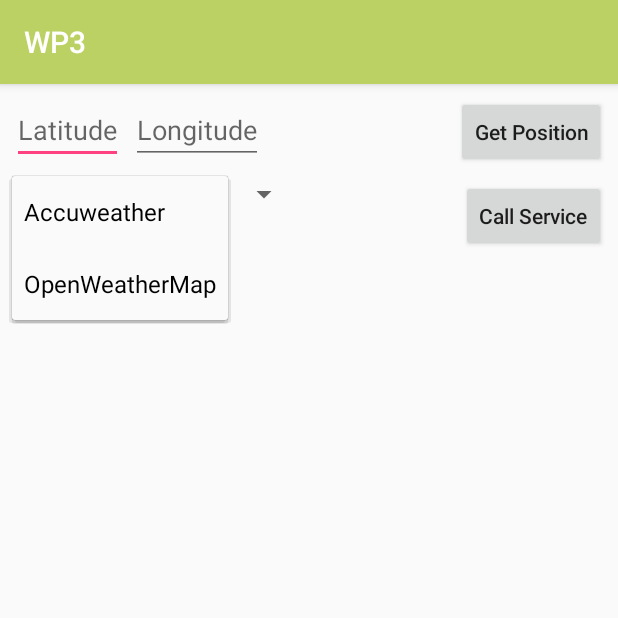
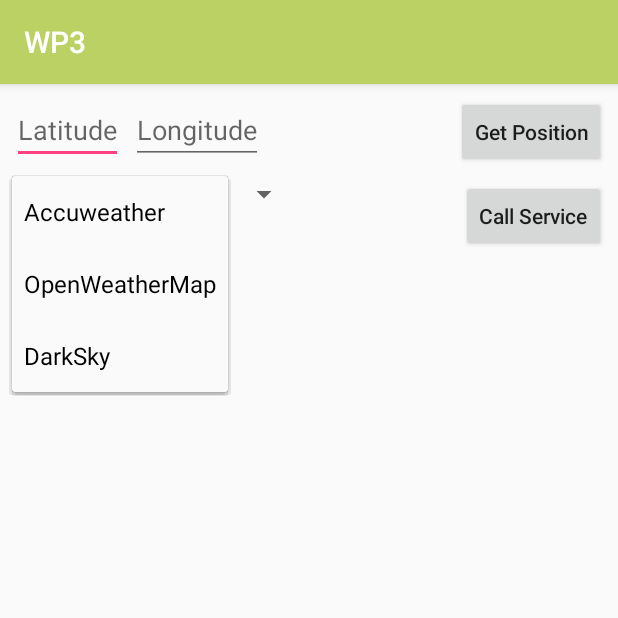
Before and after one commit to joansansam/WP3, an Android app: the screen it shows after launch (MainActivity), after a tap on "Accuweather", on a phone screen of 412 x 824 dp, the top half of it. Run offline under Robolectric (Android 15) with nearby library versions, the phone set to English and light mode, and no system bars.

```diff
--- a/app/src/main/java/com/example/joan/wp3/MainActivity.java
+++ b/app/src/main/java/com/example/joan/wp3/MainActivity.java
@@ -13,6 +13,7 @@ import android.widget.TextView;
 import org.json.JSONObject;
 
 import static com.example.joan.wp3.ApiHelper.ACCUWEATHER;
+import static com.example.joan.wp3.ApiHelper.DARKSKY;
 import static com.example.joan.wp3.ApiHelper.OPENWEATHERMAP;
 
 /**
@@ -65,7 +66,7 @@ public class MainActivity extends AppCompatActivity {
         });
 
         Spinner servicesSpinner = findViewById(R.id.services_spinner);
-        final String[] services= new String[]{ACCUWEATHER, OPENWEATHERMAP};
+        final String[] services= new String[]{ACCUWEATHER, OPENWEATHERMAP, DARKSKY};
         ArrayAdapter<String> adaptador = new ArrayAdapter<String>(this, android.R.layout.simple_spinner_item, services);
         adaptador.setDropDownViewResource(android.R.layout.simple_spinner_dropdown_item);
         servicesSpinner.setAdapter(adaptador);
```
Also changed, not shown: app/src/main/java/com/example/joan/wp3/ApiHelper.java (+8 -2 lines).
